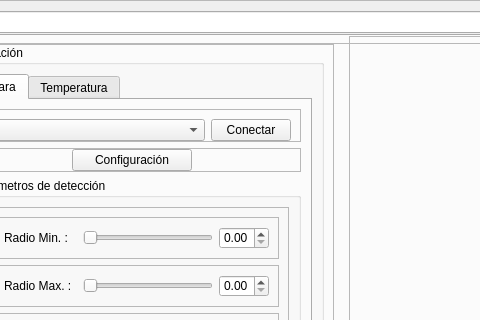
The window that interfaz/GUI-UI/v1-interfaz.ui (tigre437/interfaz-V0.1) describes before a commit, drawn with Qt 5; both pictures show x 483 to 963 and y 0 to 320 of the 1340 by 821 pixel window.
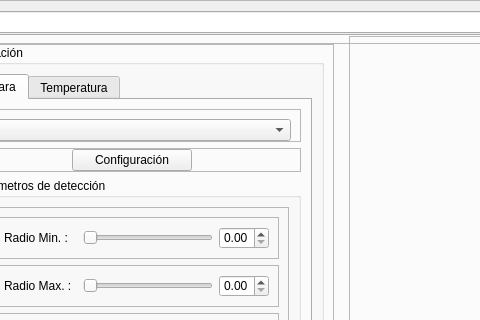
The same window after the commit. Icons and pictures are not drawn.

Commit message: quito el boton de conectar ya que la conexion es automatica cuando se cambia la camara en el combox

What changed in the file:
```diff
--- a/interfaz/GUI-UI/v1-interfaz.ui
+++ b/interfaz/GUI-UI/v1-interfaz.ui
@@ -1276,19 +1276,6 @@
                    </property>
                   </widget>
                  </item>
-                 <item>
-                  <widget class="QPushButton" name="buttonConectar">
-                   <property name="maximumSize">
-                    <size>
-                     <width>80</width>
-                     <height>16777215</height>
-                    </size>
-                   </property>
-                   <property name="text">
-                    <string>Conectar</string>
-                   </property>
-                  </widget>
-                 </item>
                 </layout>
                </widget>
               </item>
```
